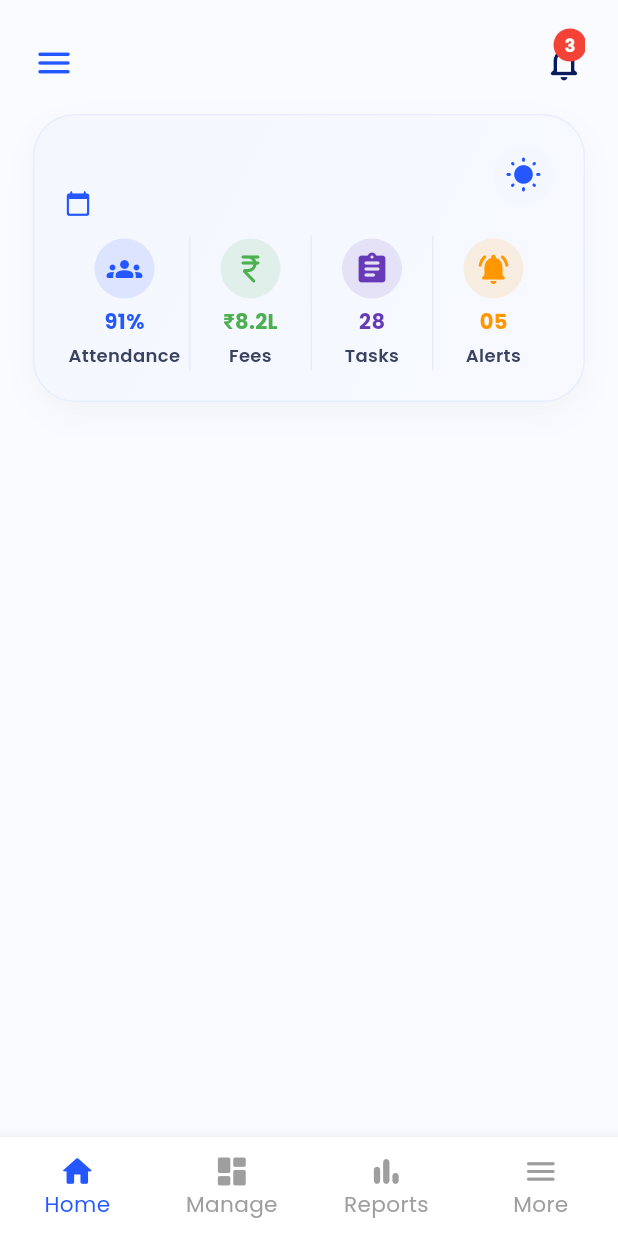
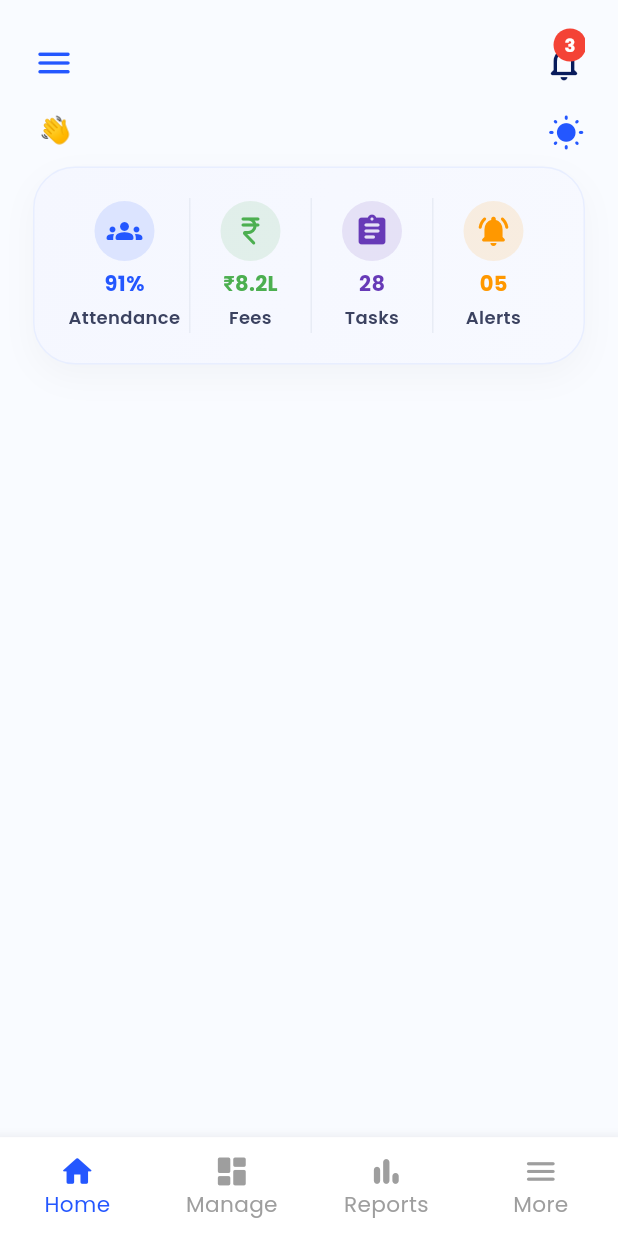
Before and after one commit to Munendracodes/school-management-system-app, a Flutter app: the HomeScreen screen opened directly with empty values, on a phone screen of 412 x 824 dp. Run offline on Flutter 3.47's test engine with Material 3 defaults, Android fonts, the phone set to English and light mode, and no system bars; our stand-ins replace google_fonts; network calls fail.

Commit message:
updated web code

```diff
--- a/lib/screens/home/home_screen.dart
+++ b/lib/screens/home/home_screen.dart
@@ -387,6 +387,35 @@ class HomeContent extends StatelessWidget {
                   ),
                 ],
               ),
+              const SizedBox(height: 10),
+
+              Row(
+                crossAxisAlignment: CrossAxisAlignment.start,
+
+                children: [
+                  Text(
+
+                    "${homeResponse?.heroBanner.title
+                        .replaceAll(",", "")
+                        .split(" ")
+                        .take(3)
+                        .join(" ")} 👋",
+
+                    style: TextStyle(
+                      fontSize: width * 0.043,
+                      fontWeight: FontWeight.w700,
+                      color: const Color(0xFF081B5C),
+                      height: 1.2,
+                    ),
+                  ),
+                  Spacer(),
+                  Icon(
+                    Icons.wb_sunny_rounded,
+                    color: AppColors.primaryBlue,
+                    size: 25,
+                  ),
+                ],
+              ),
 
               const SizedBox(height: 10),
 
@@ -423,85 +452,6 @@ class HomeContent extends StatelessWidget {
                   crossAxisAlignment: CrossAxisAlignment.start,
 
                   children: [
-
-                    /// TOP ROW
-                    Row(
-                      crossAxisAlignment: CrossAxisAlignment.start,
-
-                      children: [
-
-                        Expanded(
-                          child: Column(
-                            crossAxisAlignment:
-                            CrossAxisAlignment.start,
-
-                            children: [
-
-                              Text(
-                                homeResponse
-                                    ?.heroBanner
-                                    .title ??
-                                    "Good Morning,",
-
-                                style: TextStyle(
-                                  fontSize: width * 0.043,
-                                  fontWeight: FontWeight.w700,
-                                  color: const Color(0xFF081B5C),
-                                  height: 1.2,
-                                ),
-                              ),
-
-                              const SizedBox(height: 8),
-
-                              Row(
-                                children: [
-
-                                  Icon(
-                                    Icons.calendar_today_rounded,
-                                    size: 18,
-                                    color: AppColors.primaryBlue,
-                                  ),
-
-                                  const SizedBox(width: 8),
-
-                                  Text(
-                                    homeResponse
-                                        ?.heroBanner
-                                        .subtitle ??
-                                        "",
-
-                                    style: TextStyle(
-                                      fontSize: width * 0.032,
-                                      fontWeight: FontWeight.w500,
-                                      color: Colors.grey.shade600,
-                                    ),
-                                  ),
-                                ],
-                              ),
-                            ],
-                          ),
-                        ),
-
-                        Container(
-                          height: 40,
-                          width: 40,
-
-                          decoration: BoxDecoration(
-                            shape: BoxShape.circle,
-                            color: AppColors.blueCard,
-                          ),
-
-                          child: Icon(
-                            Icons.wb_sunny_rounded,
-                            color: AppColors.primaryBlue,
-                            size: 25,
-                          ),
-                        ),
-                      ],
-                    ),
-
-                    const SizedBox(height: 12),
-
                     /// STATS ROW
                     Row(
                       children: [
```
Also changed, not shown: docs/assets/fonts/MaterialIcons-Regular.otf, 5 other files.
